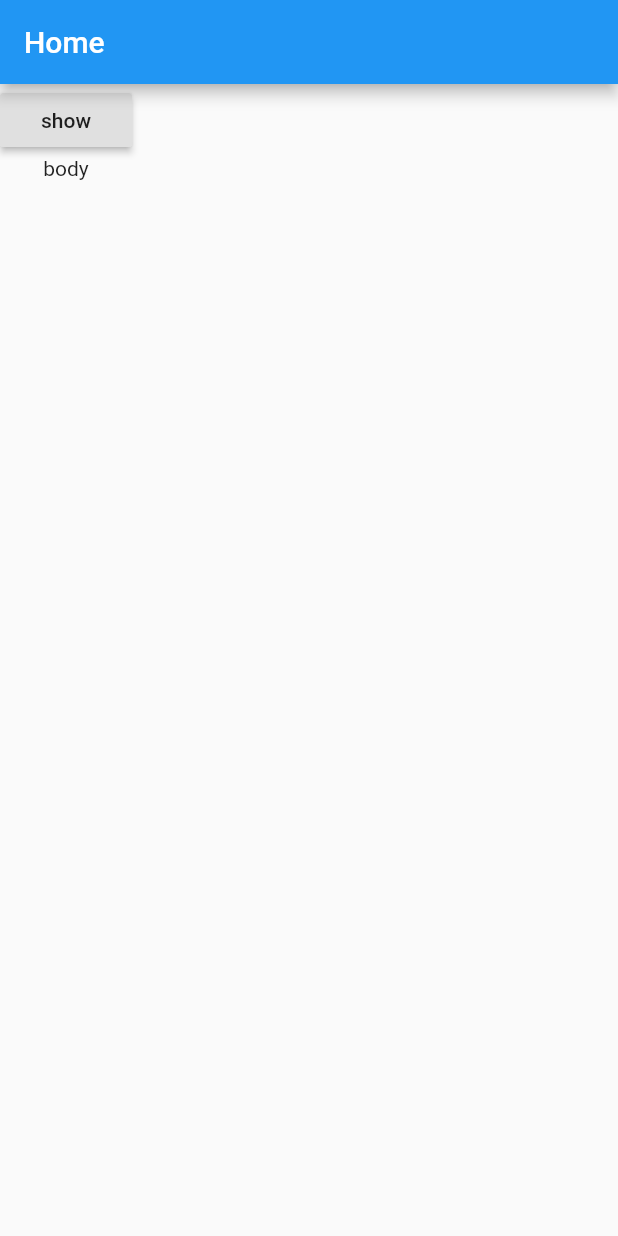
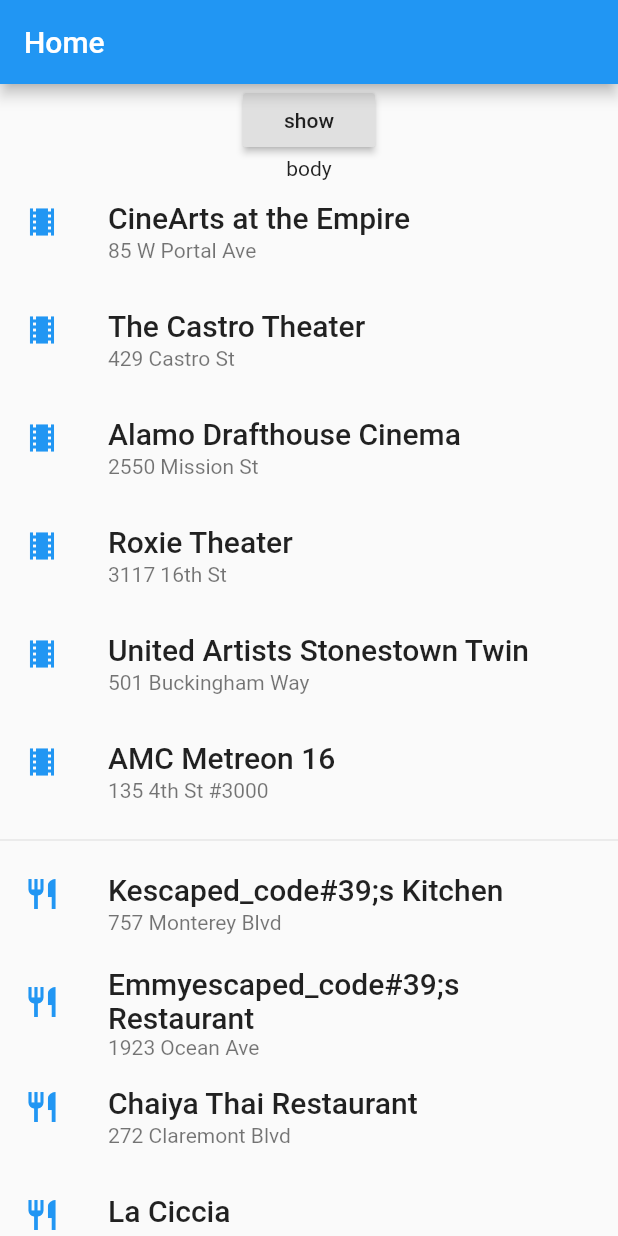
Before and after one commit to wq1308786830/russell_flutter, a Flutter app: the screen it shows after launch, on a phone screen of 412 x 824 dp. Run offline on Flutter 3.47's test engine with Material 2 defaults, Android fonts, the phone set to English and light mode, and no system bars; network calls fail.

Commit message:
ListView

```diff
--- a/lib/routes/home/home.dart
+++ b/lib/routes/home/home.dart
@@ -16,11 +16,46 @@ class Home extends StatelessWidget {
         ),
         body: Container(
           child: Column(
+
             children: <Widget>[
               CategoryCascade(onCategoryChange: this.onCategoryChange),
               Text('body'),
+              Flexible(
+                child: _buildList(),
+              )
             ],
           )
         ));
   }
+
+  Widget _buildList() => ListView(
+    children: [
+      _tile('CineArts at the Empire', '85 W Portal Ave', Icons.theaters),
+      _tile('The Castro Theater', '429 Castro St', Icons.theaters),
+      _tile('Alamo Drafthouse Cinema', '2550 Mission St', Icons.theaters),
+      _tile('Roxie Theater', '3117 16th St', Icons.theaters),
+      _tile('United Artists Stonestown Twin', '501 Buckingham Way',
+          Icons.theaters),
+      _tile('AMC Metreon 16', '135 4th St #3000', Icons.theaters),
+      Divider(),
+      _tile('Kescaped_code#39;s Kitchen', '757 Monterey Blvd', Icons.restaurant),
+      _tile('Emmyescaped_code#39;s Restaurant', '1923 Ocean Ave', Icons.restaurant),
+      _tile(
+          'Chaiya Thai Restaurant', '272 Claremont Blvd', Icons.restaurant),
+      _tile('La Ciccia', '291 30th St', Icons.restaurant),
+    ],
+  );
+
+  ListTile _tile(String title, String subtitle, IconData icon) => ListTile(
+    title: Text(title,
+        style: TextStyle(
+          fontWeight: FontWeight.w500,
+          fontSize: 20,
+        )),
+    subtitle: Text(subtitle),
+    leading: Icon(
+      icon,
+      color: Colors.blue[500],
+    ),
+  );
 }
```
